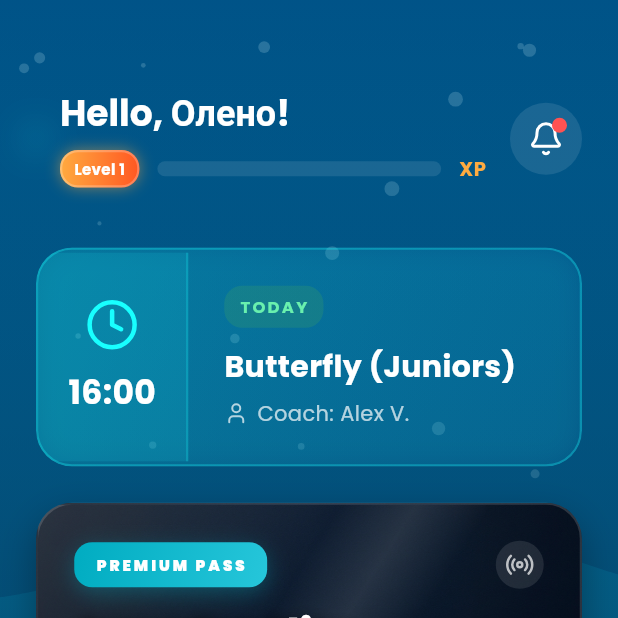
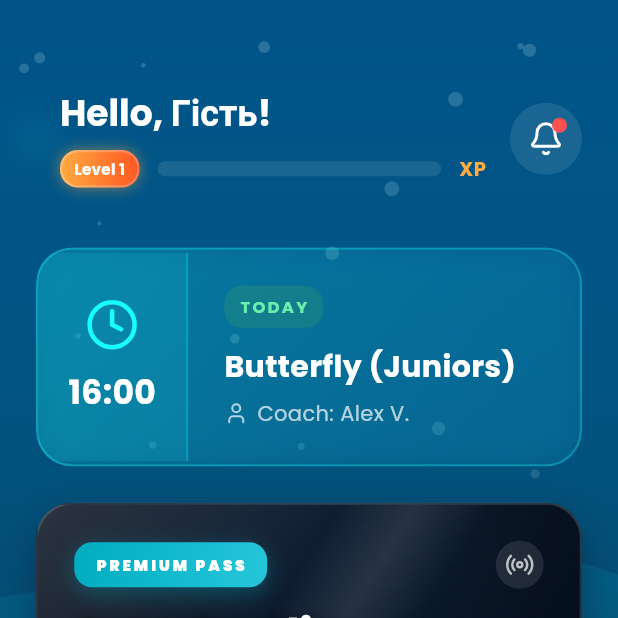
Before and after one commit to Lexor-UA/School, a Flutter app: the ParentMain screen opened by its route, on a phone screen of 412 x 824 dp, the top half of it. Run offline on Flutter 3.47's test engine with Material 3 defaults, Android fonts, the phone set to English and light mode, and no system bars; drawn by our look-alikes of flutter_animate, google_nav_bar; our stand-ins replace cloud_firestore, easy_localization, firebase_auth, firebase_core, firebase_storage, flutter_riverpod and 9 more; missing offline and left inert: mobile_scanner; accounts and stored records are empty; generated files the repository leaves out were written again.

Commit message:
fix: resolve race condition in auth and remove hardcoded user names

```diff
--- a/lib/features/parent/presentation/parent_home_tab.dart
+++ b/lib/features/parent/presentation/parent_home_tab.dart
@@ -130,7 +130,7 @@ class ParentHomeTab extends ConsumerWidget {
                   crossAxisAlignment: CrossAxisAlignment.start,
                   children: [
                     Text(
-                      '${'parent.hello'.tr()}, ${user?.name ?? 'Олено'}!',
+                      '${'parent.hello'.tr()}, ${user?.name ?? 'Гість'}!',
                       style: Theme.of(context).textTheme.headlineSmall?.copyWith(color: textColor, fontWeight: FontWeight.bold),
                     ),
                     const SizedBox(height: 8),
@@ -381,7 +381,7 @@ class ParentHomeTab extends ConsumerWidget {
                             ),
                           ),
                           const SizedBox(height: 24),
-                          Text(user?.name.toUpperCase() ?? 'ОЛЕНА', style: TextStyle(color: textColor, fontSize: 22, fontWeight: FontWeight.bold, letterSpacing: 2.0)),
+                          Text(user?.name.toUpperCase() ?? 'ГІСТЬ', style: TextStyle(color: textColor, fontSize: 22, fontWeight: FontWeight.bold, letterSpacing: 2.0)),
                         ],
                       ),
                     ),
--- a/lib/features/parent/presentation/parent_profile_tab.dart
+++ b/lib/features/parent/presentation/parent_profile_tab.dart
@@ -81,7 +81,7 @@ class _ParentProfileTabState extends ConsumerState<ParentProfileTab> {
                 ).animate().scale(duration: 400.ms),
                 const SizedBox(height: 16),
                 Text(
-                  user?.name ?? 'parent.mia_k'.tr(),
+                  user?.name ?? 'Гість',
                   style: Theme.of(context).textTheme.headlineMedium?.copyWith(color: textColor, fontWeight: FontWeight.bold),
                 ).animate().fadeIn(delay: 200.ms),
                 Text(
```
Also changed, not shown: lib/features/auth/controllers/auth_controller.dart (+5 -5 lines).
